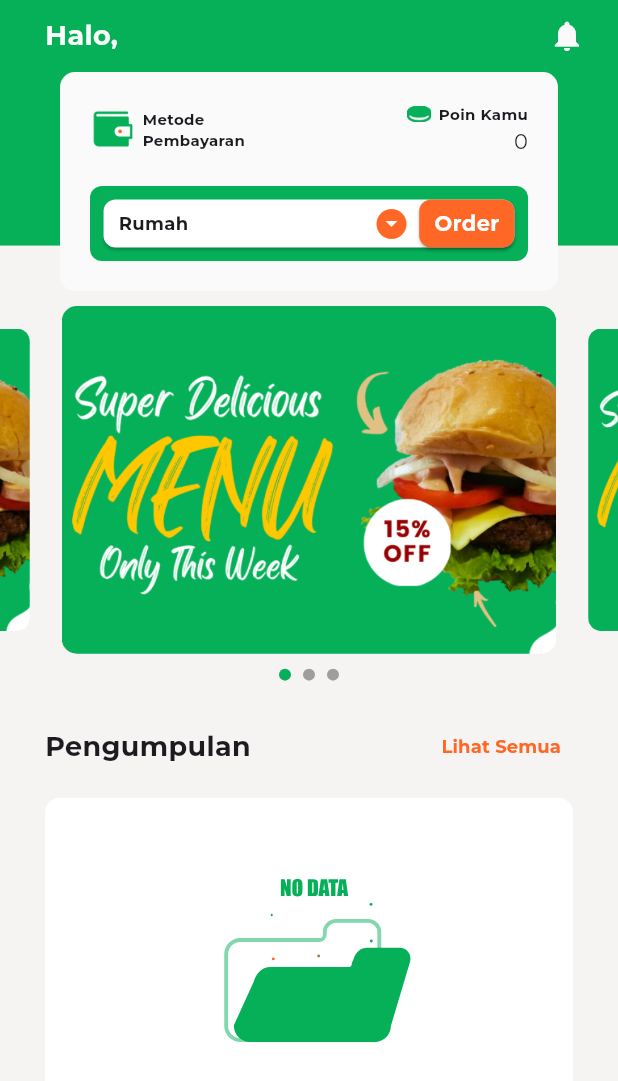
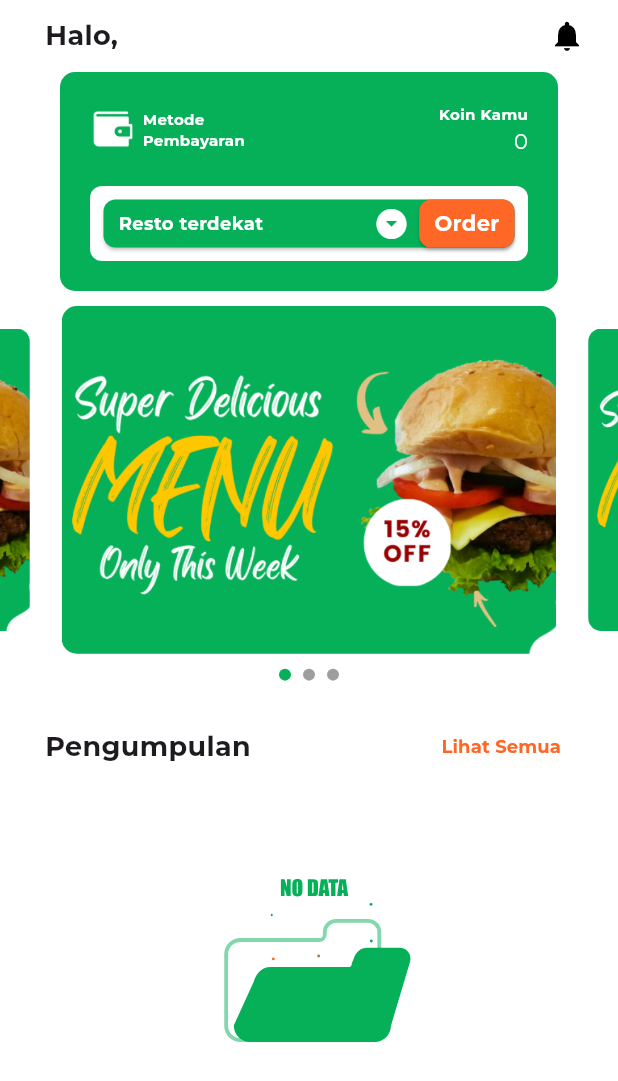
Before and after one commit to Trace2Treat/Application, a Flutter app: the DashboardPage screen opened directly, on a phone screen of 412 x 824 dp. Shown: the top 1081 px of the screen. Run offline on Flutter 3.47's test engine with Material 3 defaults, Android fonts, the phone set to English and light mode, and no system bars; drawn by our look-alikes of carousel_slider; our stand-ins replace connectivity_plus, file_picker, firebase_core, firebase_storage, geocoding, geolocator and 4 more; missing offline and left inert: animated_snack_bar, bottom_navigation_view, flutter_barcode_scanner; accounts and stored records are empty; network calls fail.

Commit message:
update user feature

```diff
--- a/lib/pages/dashboard_page.dart
+++ b/lib/pages/dashboard_page.dart
@@ -40,23 +40,13 @@ class _DashboardPageState extends State<DashboardPage> {
         fit: StackFit.expand,
         children: [
           Container(
-            decoration: const BoxDecoration(
-              image: DecorationImage(
-                image: AssetImage("assets/dashboard.png"),
-                fit: BoxFit.cover,
-              ),
-            ),
+            color: Colors.white,
           ),
           SingleChildScrollView(
             child: SafeArea(
               child: Column(
                 children: [
-                  Container(
-                    width: double.infinity,
-                    decoration: const BoxDecoration(
-                      color: AppColors.primary,
-                    ),
-                    child: Padding(
+                  Padding(
                     padding: const EdgeInsets.only(left: 30, right: 10),
                     child: Column(
                       children: [
@@ -66,7 +56,6 @@ class _DashboardPageState extends State<DashboardPage> {
                             Text(
                               'Halo, ${SessionManager().getUserName()}',
                               style: const TextStyle(
-                                color: AppColors.white,
                                 fontSize: 18,
                                 fontWeight: FontWeight.bold,
                               ),
@@ -75,7 +64,7 @@ class _DashboardPageState extends State<DashboardPage> {
                             IconButton(
                               icon: const Icon(
                                 Icons.notifications,
-                                color: AppColors.white,
+                                color: Colors.black,
                               ),
                               onPressed: () {
                                 // Notification page
@@ -86,7 +75,6 @@ class _DashboardPageState extends State<DashboardPage> {
                       ],
                     )
                   ),
-                ),
                 Padding(
                     padding: const EdgeInsets.only(left: 30, right: 10),
                     child: Column(
@@ -96,7 +84,7 @@ class _DashboardPageState extends State<DashboardPage> {
                           height: 146,
                           width: double.infinity,
                           decoration: BoxDecoration(
-                            color: AppColors.white,
+                            color: AppColors.primary,
                             borderRadius: BorderRadius.circular(10),
                           ),
                           child: Padding(
@@ -113,6 +101,7 @@ class _DashboardPageState extends State<DashboardPage> {
                                         Text(
                                           'Metode ',
                                           style: TextStyle(
+                                            color: Colors.white,
                                             fontSize: 10,
                                             fontWeight: FontWeight.bold
                                           ),
@@ -120,6 +109,7 @@ class _DashboardPageState extends State<DashboardPage> {
                                         Text(
                                           'Pembayaran',
                                           style: TextStyle(
+                                            color: Colors.white,
                                             fontSize: 10,
                                             fontWeight: FontWeight.bold
                                           ),
@@ -135,15 +125,16 @@ class _DashboardPageState extends State<DashboardPage> {
                                             Image.asset('assets/point.png', height: 16, width: 16),
                                             const SizedBox(width: 5),
                                             Text(
-                                              'Poin Kamu',
+                                              'Koin Kamu',
                                               style: TextStyle(
+                                                color: Colors.white,
                                                 fontSize: 10,
                                                 fontWeight: FontWeight.bold
                                               ),
                                             )
                                           ]
                                         ),
-                                        Text('${SessionManager().getUserPoin()}', style: TextStyle(fontSize: 14))
+                                        Text('${SessionManager().getUserPoin()}', style: TextStyle(color: Colors.white, fontSize: 14))
                                       ],
                                     )
                                   ]
@@ -153,7 +144,7 @@ class _DashboardPageState extends State<DashboardPage> {
                                   height: 50,
                                   width: double.infinity,
                                   decoration: BoxDecoration(
-                                    color: AppColors.primary,
+                                    color: Colors.white,
                                     borderRadius: BorderRadius.circular(8),
                                   ),
                                   child: Padding(
@@ -167,19 +158,20 @@ class _DashboardPageState extends State<DashboardPage> {
                                               shape: RoundedRectangleBorder(
                                                 borderRadius: BorderRadius.circular(8),
                                               ),
-                                              color: Colors.white,
+                                              color: AppColors.primary,
                                               child: const Row(
                                                   children: [
                                                     SizedBox(width: 10),
                                                     Text(
-                                                      'Rumah',
+                                                      'Resto terdekat',
                                                       style: TextStyle(
                                                         fontSize: 12,
+                                                        color: Colors.white,
                                                         fontWeight: FontWeight.bold
                                                       ),
                                                     ),
                                                     Spacer(),
-                                                    Icon(Icons.arrow_drop_down_circle, color: AppColors.secondary),
+                                                    Icon(Icons.arrow_drop_down_circle, color: Colors.white),
                                                     SizedBox(width: 70)
                                                   ]
                                                 )
@@ -320,18 +312,20 @@ class _DashboardPageState extends State<DashboardPage> {
                   margin: const EdgeInsets.only(bottom: 6),
                   padding: const EdgeInsets.all(16),
                   decoration: BoxDecoration(
-                    color: Colors.white,
+                    color: AppColors.grey,
                     borderRadius: BorderRadius.circular(20),
                   ),
-                  child: Row(children: [
-                    Image.asset('assets/trash.png', height: 16, width: 16),
+                  child: Row(
+                    crossAxisAlignment: CrossAxisAlignment.start,
+                    children: [
+                    Image.asset('assets/trash.png', height: 24, width: 24),
                     const SizedBox(width: 16),
                     Column(
                       crossAxisAlignment: CrossAxisAlignment.start,
                       children: [
                         Text(trashList[index]['date'], style: TextStyle(fontWeight: FontWeight.bold)),
                         Text('Tipe sampah: ${trashList[index]['trash_type']}'),
-                        Text('Poin didapat: ${trashList[index]['point'] ?? 'Pending'}'),
+                        Text('Koin didapat: ${trashList[index]['point'] ?? 'Pending'}'),
                         Text('Status: ${trashList[index]['status']}')
                       ],
                     ),
--- a/lib/themes/app_colors.dart
+++ b/lib/themes/app_colors.dart
@@ -2,6 +2,7 @@ import 'package:flutter/material.dart';
 
 class AppColors {
   static const Color white = Color(0xFFFAFAFA);
+  static const Color grey = Color(0xFFF6F6F7);
   static const Color primary = Color(0xFF06B059);
   static const Color secondary = Color(0xFFFF6726);
 }
```
Also changed, not shown: assets/trash.png, assets/wallet.png.
